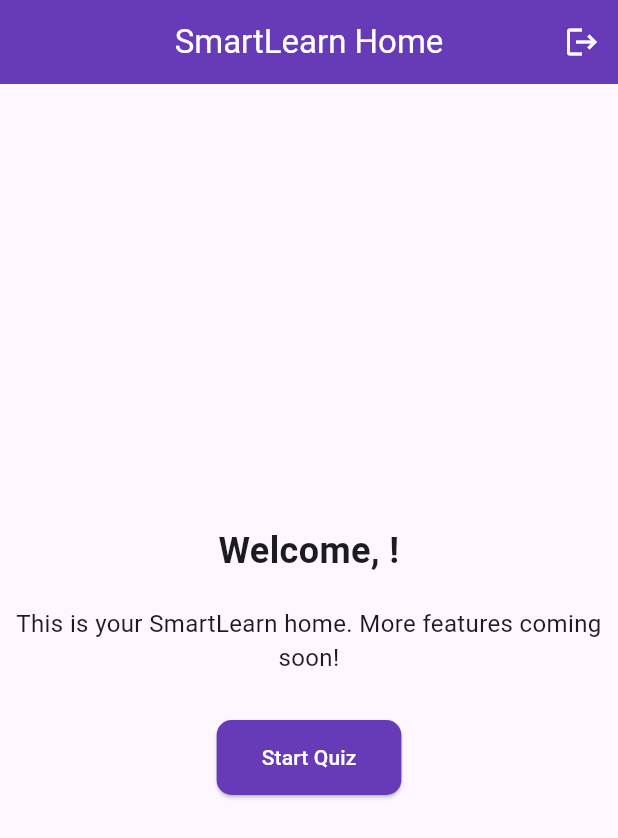
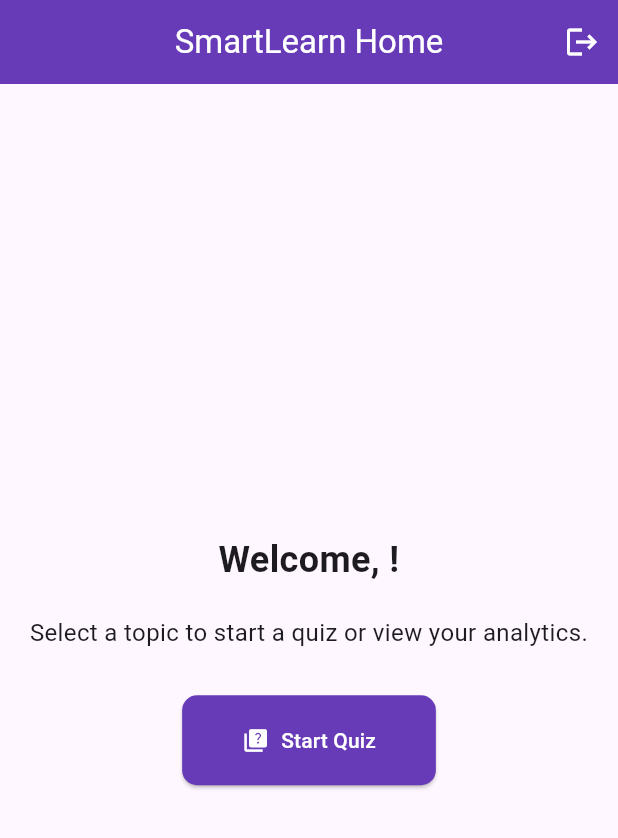
Before and after one commit to mahrukh-dev/smart_learn, a Flutter app: the screen it shows once a user with an empty profile is signed in, on a phone screen of 412 x 824 dp. Shown: the top 838 px of the screen. Run offline on Flutter 3.47's test engine with Material 3 defaults, Android fonts, the phone set to English and light mode, and no system bars; our stand-ins replace another_flushbar, cloud_firestore, firebase_auth, firebase_core, flutter_spinkit, get and 1 more; accounts and stored records are empty.

Commit message:
navigating to quiz screens

```diff
--- a/lib/modules/home/views/home_view.dart
+++ b/lib/modules/home/views/home_view.dart
@@ -2,6 +2,7 @@
 import 'package:flutter/material.dart';
 import 'package:get/get.dart';
 import 'package:smart_learn/modules/home/controllers/home_controller.dart';
+import 'package:smart_learn/routes/app_pages.dart';
 
 class HomeView extends GetView<HomeController> {
   const HomeView({super.key});
@@ -31,17 +32,22 @@ class HomeView extends GetView<HomeController> {
                 )),
             const SizedBox(height: 20),
             const Text(
-              'This is your SmartLearn home. More features coming soon!',
+              'Select a topic to start a quiz or view your analytics.',
               textAlign: TextAlign.center,
               style: TextStyle(fontSize: 16),
             ),
             const SizedBox(height: 30),
-            ElevatedButton(
+            // Updated button to navigate to the Quiz List
+            ElevatedButton.icon(
               onPressed: () {
-                // TODO: Navigate to quiz topics or other features
-                Get.snackbar('Feature', 'Quiz section coming soon!');
+                Get.toNamed(Routes.QUIZ_LIST);
               },
-              child: const Text('Start Quiz'),
+              icon: const Icon(Icons.quiz),
+              label: const Text('Start Quiz'),
+              style: ElevatedButton.styleFrom(
+                padding:
+                    const EdgeInsets.symmetric(horizontal: 40, vertical: 20),
+              ),
             ),
           ],
         ),
```
